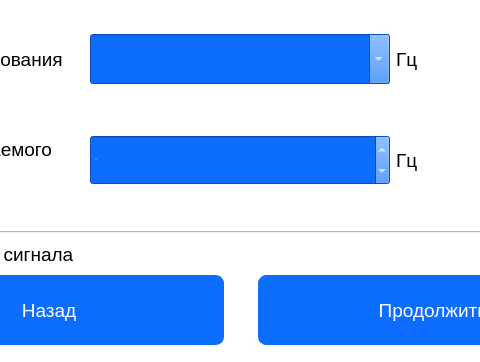
Qt form win_demodulation.ui (PloticynaEl/SDR) before a commit; both pictures show x 154 to 634 and y 118 to 480 of the 800 by 480 pixel window.
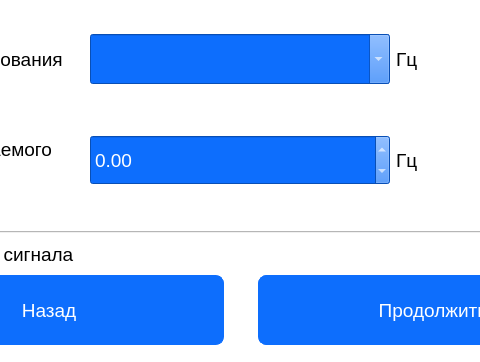
The same form after that commit.

What changed in the file:
```diff
--- a/win_demodulation.ui
+++ b/win_demodulation.ui
@@ -325,7 +325,7 @@
               <property name="font">
                <font>
                 <family>Arial</family>
-                <pointsize>-1</pointsize>
+                <pointsize>14</pointsize>
                 <weight>50</weight>
                 <italic>false</italic>
                 <bold>false</bold>
```
Left out of the diff: 10 changed lines with no effect on the pictures.
